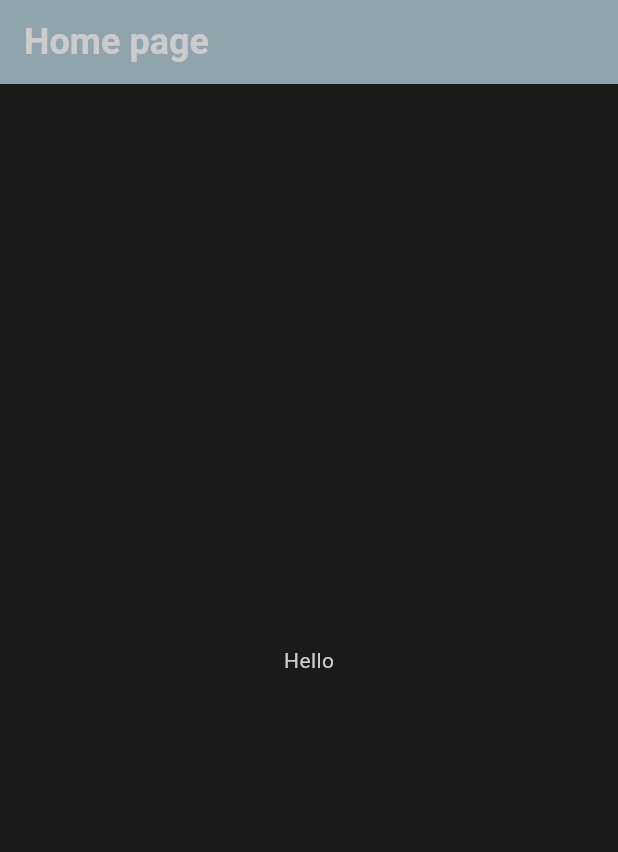
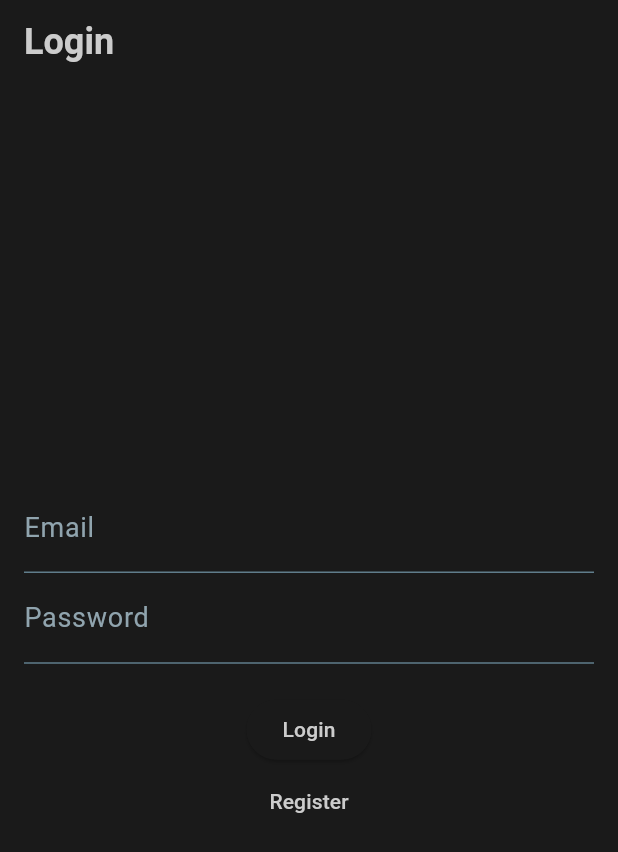
Before and after one commit to bobis33/Area, a Flutter app: the screen it shows after launch, on a phone screen of 412 x 824 dp. Shown: the top 852 px of the screen. Run offline on Flutter 3.47's test engine with Material 3 defaults, Android fonts, the phone set to English and light mode, and no system bars; our stand-ins replace flutter_translate.

Commit message:
Feat: Initialize front for mobile, with login and register page

```diff
--- a/front/mobile/lib/main.dart
+++ b/front/mobile/lib/main.dart
@@ -3,10 +3,11 @@ import 'package:flutter_localizations/flutter_localizations.dart';
 import 'package:flutter_translate/flutter_translate.dart';
 
 import '/models/common.dart';
-import '/screens/home.dart';
 import '/styles/color_schemes.g.dart';
 import '/styles/text_themes.g.dart';
-
+import '/screens/login.dart';
+import '/screens/register.dart';
+import '/services/auth.dart';
 
 Future<void> main() async {
   final LocalizationDelegate delegate = await LocalizationDelegate.create(
@@ -29,11 +30,12 @@ class App extends StatelessWidget {
   @override
   Widget build(BuildContext context) {
     final LocalizationDelegate localizationDelegate = LocalizedApp.of(context).delegate;
+    final AuthService authService = AuthService(baseUrl: 'http://localhost:5000');
 
     return LocalizationProvider(
       state: LocalizationProvider.of(context).state,
       child: MaterialApp(
-        title: 'mobile',
+        title: 'AREA',
         debugShowCheckedModeBanner: false,
         locale: localizationDelegate.currentLocale,
         localizationsDelegates: const [
@@ -43,9 +45,12 @@ class App extends StatelessWidget {
         ],
         supportedLocales: localizationDelegate.supportedLocales,
         theme: ThemeData(useMaterial3: true, colorScheme: darkColorScheme, textTheme: textTheme),
-        home: const SafeArea(
-          child: HomePage(),
+        home: SafeArea(
+          child: LoginPage(authService: authService)
         ),
+        routes: {
+          '/register': (context) => RegisterPage(authService: authService),
+        },
       ),
     );
   }
--- /dev/null
+++ b/front/mobile/lib/screens/login.dart
@@ -0,0 +1,81 @@
+import 'package:flutter/material.dart';
+
+import 'package:mobile/services/auth.dart';
+
+
+class LoginPage extends StatefulWidget {
+  final AuthService authService;
+  const LoginPage({required this.authService, super.key});
+
+  @override
+  State<LoginPage> createState() => _LoginPageState();
+}
+
+class _LoginPageState extends State<LoginPage> {
+  final TextEditingController emailController = TextEditingController();
+  final TextEditingController passwordController = TextEditingController();
+
+  bool _isLoading = false;
+
+  Future<void> handleLogin() async {
+    setState(() {
+      _isLoading = true;
+    });
+
+    final authResponse = await widget.authService.loginUser(
+        emailController.text.trim(),
+        passwordController.text.trim()
+    );
+
+    setState(() {
+      _isLoading = false;
+    });
+
+    if (authResponse.token != null) {
+      ScaffoldMessenger.of(context).showSnackBar(
+        const SnackBar(content: Text('Login successful!')),
+      );
+    } else {
+      ScaffoldMessenger.of(context).showSnackBar(
+        SnackBar(content: Text(authResponse.error ?? 'Unknown error')),
+      );
+    }
+  }
+
+  @override
+  Widget build(BuildContext context) {
+    return Scaffold(
+      appBar: AppBar(title: const Text('Login')),
+      body: Padding(
+        padding: const EdgeInsets.all(16.0),
+        child: Column(
+          mainAxisAlignment: MainAxisAlignment.center,
+          children: <Widget>[
+            TextField(
+              controller: emailController,
+              decoration: const InputDecoration(labelText: 'Email'),
+            ),
+            TextField(
+              controller: passwordController,
+              decoration: const InputDecoration(labelText: 'Password'),
+              obscureText: true,
+            ),
+            const SizedBox(height: 20),
+            _isLoading
+                ? const CircularProgressIndicator()
+                : ElevatedButton(
+              onPressed: handleLogin,
+              child: const Text('Login'),
+            ),
+            TextButton(
+              onPressed: () {
+                Navigator.pushNamed(context, '/register');
+              },
+              child: const Text('Register'),
+            ),
+          ],
+        ),
+      ),
+    );
+  }
+}
--- /dev/null
+++ b/front/mobile/lib/services/auth.dart
@@ -0,0 +1,74 @@
+import 'dart:convert';
+import 'package:http/http.dart' as http;
+
+class LoginResponse {
+  final String? token;
+  final String? error;
+
+  LoginResponse({this.token, this.error});
+}
+
+class AuthService {
+  final String baseUrl;
+
+  AuthService({required this.baseUrl});
+
+  Future<LoginResponse> loginUser(String email, String password) async {
+    try {
+      final response = await http.post(
+        Uri.parse('$baseUrl/auth/login'),
+        headers: {'Content-Type': 'application/json'},
+        body: json.encode({'username': email, 'password': password}),
+      );
+
+      if (response.statusCode == 200) {
+        final Map<String, dynamic> data = json.decode(response.body);
+        return LoginResponse(token: data['token']);
+      } else if (response.statusCode == 401) {
+        return LoginResponse(error: 'Invalid email or password');
+      } else {
+        return LoginResponse(error: 'Login failed: ${response.body}');
+      }
+    } catch (e) {
+      print('An error occurred: $e');
+      return LoginResponse(error: 'An unexpected error occurred');
+    }
+  }
+
+  Future<String?> registerUser(String email, String password) async {
+    try {
+      final response = await http.post(
+        Uri.parse('$baseUrl/auth/register'),
+        headers: {
+          'accept': 'application/json',
+          'Content-Type': 'application/json',
+        },
+        body: json.encode(<String, String>{
+          'username': email,
+          'password': password,
+        }),
+      );
+
+      if (response.statusCode == 201 || response.statusCode == 200) {
+        return null;
+      } else {
+        final errorMessage = _parseError(response);
+        print('Registration failed: $errorMessage');
+        return errorMessage;
+      }
+    } catch (e) {
+      print('An error occurred during registration: $e');
+      return 'An unexpected error occurred';
+    }
+  }
+
+  String _parseError(http.Response response) {
+    try {
+      final Map<String, dynamic> errorData = json.decode(response.body);
+      return errorData['detail'] ?? 'An error occurred';
+    } catch (e) {
+      print('Error parsing error message: $e');
+      return 'An error occurred';
+    }
+  }
+}
--- a/front/mobile/pubspec.yaml
+++ b/front/mobile/pubspec.yaml
@@ -11,11 +11,12 @@ environment:
 dependencies:
   flutter:
     sdk: flutter
-  cupertino_icons: ^1.0.8
   flutter_localizations:
     sdk: flutter
   flutter_translate: ^4.1.0
   font_awesome_flutter: ^10.7.0
+  cupertino_icons: ^1.0.8
+  http: ^1.2.2
 
 dev_dependencies:
   flutter_test:
```
Also changed, not shown: front/mobile/lib/screens/register.dart (added, +87 -0 lines), 2 other files.
